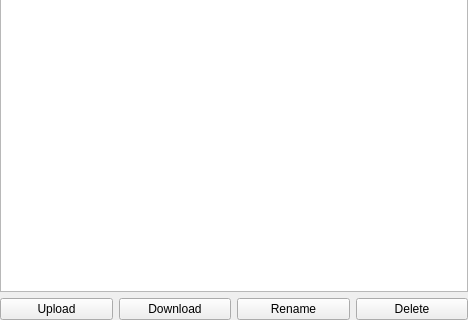
Before: the Qt Designer form src/brickv/plugin_system/plugins/red/ui/program_info_files.ui in Tinkerforge/brickv, drawn with Qt 5; both pictures show x 0 to 468 and y 156 to 476 of the 468 by 476 pixel window.
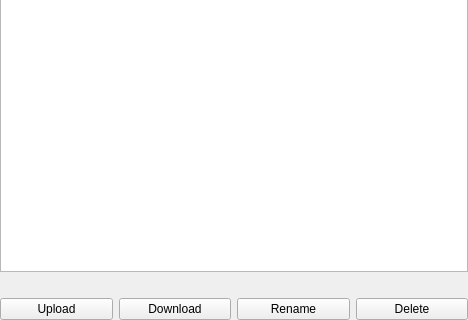
After: the same form once the commit is applied.

Commit message:
red-brick/pi: Improve error reporting of logs and files listing scripts
Also report the list of logs in a more compact format and stop storing
the filename in the third treeview column.

What changed in the file:
```diff
--- a/src/brickv/plugin_system/plugins/red/ui/program_info_files.ui
+++ b/src/brickv/plugin_system/plugins/red/ui/program_info_files.ui
@@ -38,34 +38,44 @@
        </property>
       </widget>
      </item>
-     <item row="1" column="0">
+     <item row="2" column="0">
       <widget class="QPushButton" name="button_upload_files">
        <property name="text">
         <string>Upload</string>
        </property>
       </widget>
      </item>
-     <item row="1" column="1">
+     <item row="2" column="1">
       <widget class="QPushButton" name="button_download_files">
        <property name="text">
         <string>Download</string>
        </property>
       </widget>
      </item>
-     <item row="1" column="2">
+     <item row="2" column="2">
       <widget class="QPushButton" name="button_rename_file">
        <property name="text">
         <string>Rename</string>
        </property>
       </widget>
      </item>
-     <item row="1" column="3">
+     <item row="2" column="3">
       <widget class="QPushButton" name="button_delete_files">
        <property name="text">
         <string>Delete</string>
        </property>
       </widget>
      </item>
+     <item row="1" column="0" colspan="4">
+      <widget class="QLabel" name="label_error">
+       <property name="text">
+        <string>&lt;error&gt;</string>
+       </property>
+       <property name="wordWrap">
+        <bool>true</bool>
+       </property>
+      </widget>
+     </item>
     </layout>
    </item>
   </layout>
```
The commit also changes 6 other files.
